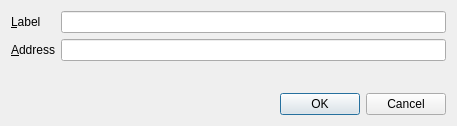
Before: the Qt Designer form src/qt/forms/editaddressdialog.ui in noirofficial/noir, drawn with Qt 5.
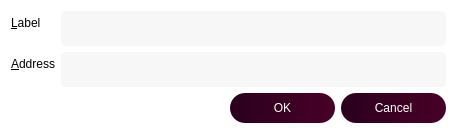
After: the same form once the commit is applied. Custom widgets are drawn as their Qt base class.

Commit message: rebrand: update colors

```diff
--- a/src/qt/forms/editaddressdialog.ui
+++ b/src/qt/forms/editaddressdialog.ui
@@ -13,6 +13,9 @@
   <property name="windowTitle">
    <string>Edit Address</string>
   </property>
+  <property name="styleSheet">
+   <string notr="true">background-color: white;</string>
+  </property>
   <layout class="QVBoxLayout" name="verticalLayout">
    <item>
     <layout class="QFormLayout" name="formLayout">
@@ -34,6 +37,16 @@
        <property name="toolTip">
         <string>The label associated with this address list entry</string>
        </property>
+       <property name="styleSheet">
+        <string notr="true">background-color:rgba(247, 247, 247, 250);
+height: 35px;
+border-radius:5px;
+border-style:solid;
+border-color:gray;
+border-width:thin;
+padding-left: 10;
+</string>
+       </property>
       </widget>
      </item>
      <item row="1" column="0">
@@ -51,12 +64,29 @@
        <property name="toolTip">
         <string>The address associated with this address list entry. This can only be modified for sending addresses.</string>
        </property>
+       <property name="styleSheet">
+        <string notr="true">background-color:rgba(247, 247, 247, 250);
+height: 35px;
+border-radius:5px;
+border-style:solid;
+border-color:gray;
+border-width:thin;
+padding-left: 10;
+</string>
+       </property>
       </widget>
      </item>
     </layout>
    </item>
    <item>
     <widget class="QDialogButtonBox" name="buttonBox">
+     <property name="styleSheet">
+      <string notr="true">background: QLinearGradient(x1: 0, y1: 0, x2: 1, y2: 0, stop: 0 #2b001e, stop: 1 #480027);
+color: white;
+border-radius:15px;
+height:30px;
+width:105px;</string>
+     </property>
      <property name="orientation">
       <enum>Qt::Horizontal</enum>
      </property>
```
The commit also changes 25 other files.
